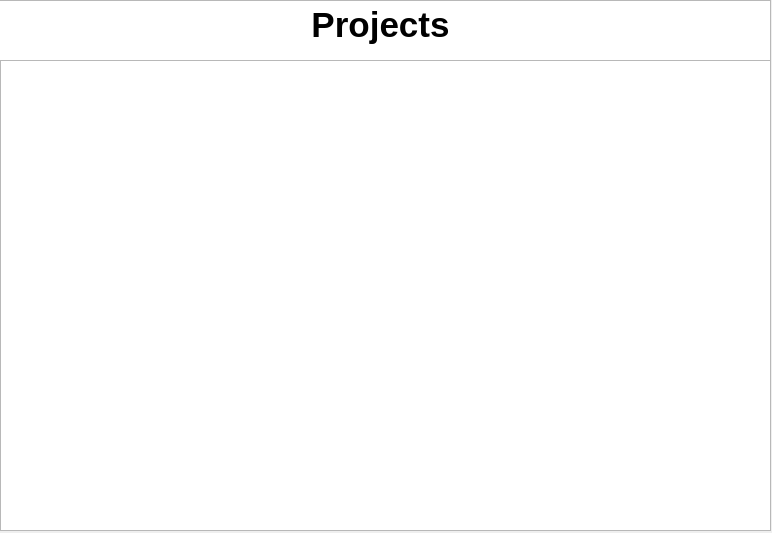
The window that ui/2_Projects/ProjectScreen.ui (F1l14/Software-Engineering-2025) describes before a commit, drawn with Qt 5.
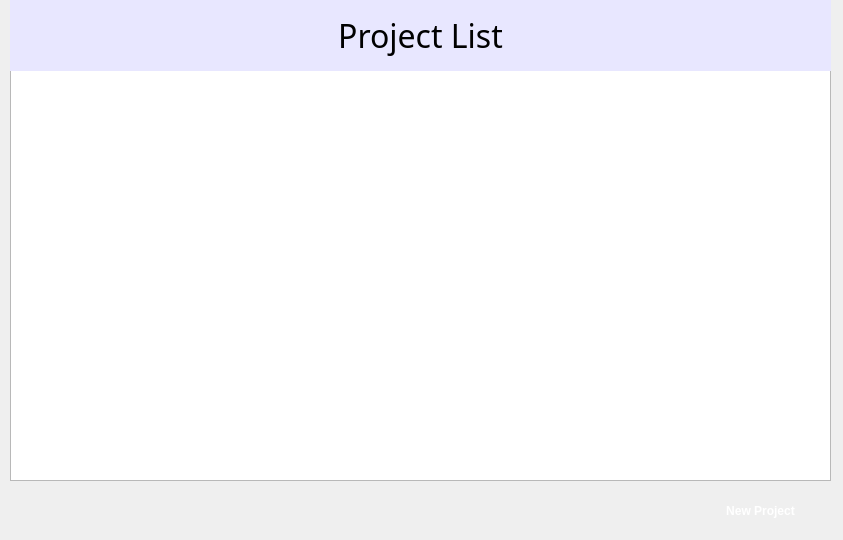
The same window after the commit.

Commit message: Added showAllProjects method to projectScreen.py and made some changes to ui

```diff
--- a/ui/2_Projects/ProjectScreen.ui
+++ b/ui/2_Projects/ProjectScreen.ui
@@ -6,41 +6,118 @@
    <rect>
     <x>0</x>
     <y>0</y>
-    <width>772</width>
-    <height>533</height>
+    <width>843</width>
+    <height>540</height>
    </rect>
   </property>
+  <property name="font">
+   <font>
+    <bold>false</bold>
+   </font>
+  </property>
   <property name="windowTitle">
    <string>Dialog</string>
   </property>
-  <widget class="QTextEdit" name="textEdit">
-   <property name="geometry">
-    <rect>
-     <x>-10</x>
-     <y>0</y>
-     <width>781</width>
-     <height>64</height>
-    </rect>
-   </property>
-   <property name="html">
-    <string>&lt;!DOCTYPE HTML PUBLIC &quot;-//W3C//DTD HTML 4.0//EN&quot; &quot;http://www.w3.org/TR/REC-html40/strict.dtd&quot;&gt;
-&lt;html&gt;&lt;head&gt;&lt;meta name=&quot;qrichtext&quot; content=&quot;1&quot; /&gt;&lt;meta charset=&quot;utf-8&quot; /&gt;&lt;style type=&quot;text/css&quot;&gt;
-p, li { white-space: pre-wrap; }
-hr { height: 1px; border-width: 0; }
-li.unchecked::marker { content: &quot;\2610&quot;; }
-li.checked::marker { content: &quot;\2612&quot;; }
-&lt;/style&gt;&lt;/head&gt;&lt;body style=&quot; font-family:'Segoe UI'; font-size:9pt; font-weight:400; font-style:normal;&quot;&gt;
-&lt;p align=&quot;center&quot; style=&quot; margin-top:0px; margin-bottom:0px; margin-left:0px; margin-right:0px; -qt-block-indent:0; text-indent:0px;&quot;&gt;&lt;span style=&quot; font-size:26pt; font-weight:700;&quot;&gt;Projects&lt;/span&gt;&lt;/p&gt;&lt;/body&gt;&lt;/html&gt;</string>
-   </property>
-  </widget>
+  <property name="styleSheet">
+   <string notr="true">
+</string>
+  </property>
   <widget class="QTableWidget" name="projectList">
    <property name="geometry">
     <rect>
-     <x>0</x>
-     <y>60</y>
-     <width>771</width>
-     <height>471</height>
+     <x>10</x>
+     <y>70</y>
+     <width>821</width>
+     <height>411</height>
     </rect>
+   </property>
+   <property name="styleSheet">
+    <string notr="true">border-left: 2px solid black;
+border-right: 2px solid black;
+border-bottom: 2px solid black;
+</string>
+   </property>
+  </widget>
+  <widget class="QLabel" name="label">
+   <property name="geometry">
+    <rect>
+     <x>10</x>
+     <y>0</y>
+     <width>821</width>
+     <height>71</height>
+    </rect>
+   </property>
+   <property name="font">
+    <font>
+     <family>Neue Haas Grotesk Text Pro</family>
+     <pointsize>24</pointsize>
+     <bold>false</bold>
+    </font>
+   </property>
+   <property name="styleSheet">
+    <string notr="true">background-color: rgb(232, 231, 255);</string>
+   </property>
+   <property name="text">
+    <string>Project List</string>
+   </property>
+   <property name="textFormat">
+    <enum>Qt::TextFormat::AutoText</enum>
+   </property>
+   <property name="alignment">
+    <set>Qt::AlignmentFlag::AlignCenter</set>
+   </property>
+  </widget>
+  <widget class="QPushButton" name="pushButton">
+   <property name="geometry">
+    <rect>
+     <x>690</x>
+     <y>490</y>
+     <width>141</width>
+     <height>41</height>
+    </rect>
+   </property>
+   <property name="font">
+    <font>
+     <italic>false</italic>
+     <bold>true</bold>
+     <underline>false</underline>
+     <strikeout>false</strikeout>
+     <kerning>true</kerning>
+    </font>
+   </property>
+   <property name="cursor">
+    <cursorShape>PointingHandCursor</cursorShape>
+   </property>
+   <property name="mouseTracking">
+    <bool>false</bool>
+   </property>
+   <property name="styleSheet">
+    <string notr="true">background-color: rgb(28, 81, 255);
+color: rgb(255, 255, 255);</string>
+   </property>
+   <property name="text">
+    <string>New Project</string>
+   </property>
+   <property name="iconSize">
+    <size>
+     <width>15</width>
+     <height>15</height>
+    </size>
+   </property>
+   <property name="checkable">
+    <bool>false</bool>
+   </property>
+   <property name="autoRepeat">
+    <bool>false</bool>
+   </property>
+   <property name="autoDefault">
+    <bool>false</bool>
+   </property>
+   <property name="default">
+    <bool>false</bool>
+   </property>
+   <property name="flat">
+    <bool>true</bool>
    </property>
   </widget>
  </widget>
```
The commit also changes 1 other file.
